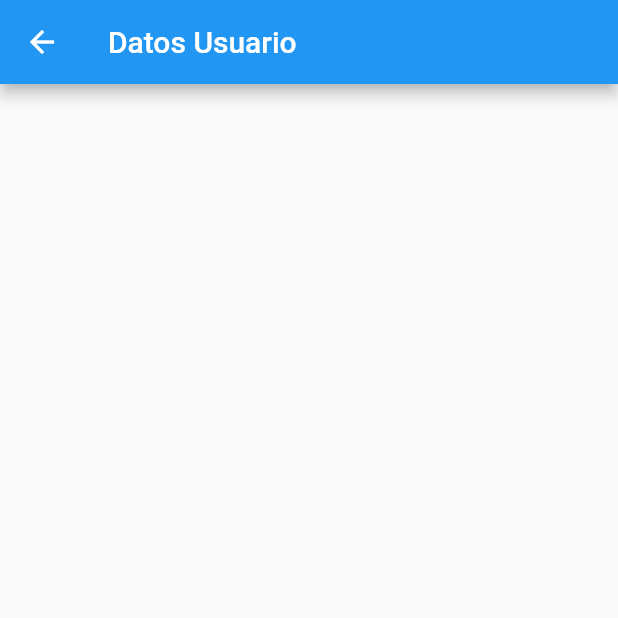
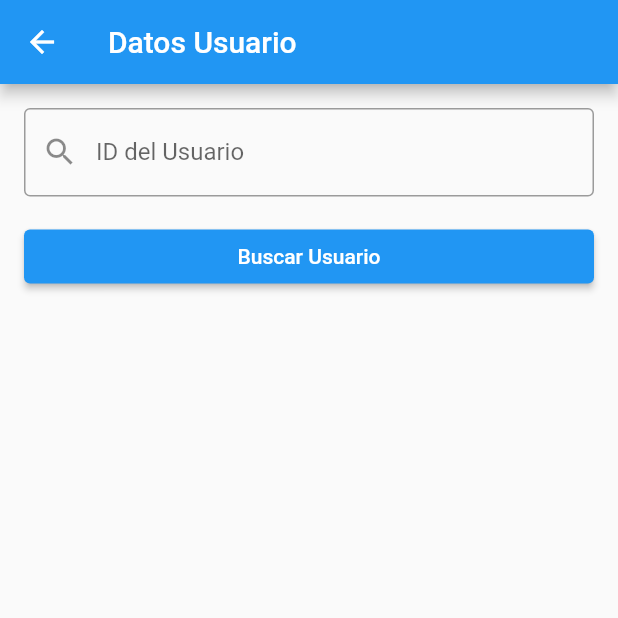
Before and after one commit to Dan2001afk/ICED_Flutter, a Flutter app: the Principal screen opened directly, after a tap on "Datos Usuario", on a phone screen of 412 x 824 dp, the top half of it. Run offline on Flutter 3.47's test engine with Material 2 defaults, Android fonts, the phone set to English and light mode, and no system bars; our stand-ins replace fluttertoast, lottie; network calls fail.

Commit message:
CAMBIOS NICO BUSCAR en usuarios

```diff
--- a/lib/PantallasAdmin/DatosEquipos.dart
+++ b/lib/PantallasAdmin/DatosEquipos.dart
@@ -18,7 +18,7 @@ class _ConsultarEquiposApiState extends State<ConsultarEquiposApi> {
   TextEditingController equipoIdController = TextEditingController();
 
   Future<void> ConsultarDatos() async {
-    final url = Uri.parse("http://192.168.1.44/ListarEquipos");
+    final url = Uri.parse("http://192.168.238.223/ListarEquipos");
     final Respuesta = await http.get(url);
     if (Respuesta.statusCode == 200) {
       final jsonResponse = json.decode(Respuesta.body);
@@ -31,7 +31,7 @@ class _ConsultarEquiposApiState extends State<ConsultarEquiposApi> {
   }
 
   Future<void> BuscarEquipo(int equipoId) async {
-    final url = Uri.parse("http://192.168.1.44/BuscarEquipo/$equipoId");
+    final url = Uri.parse("http://192.168.238.223/BuscarEquipo/$equipoId");
     final Respuesta = await http.get(url);
     if (Respuesta.statusCode == 200) {
       final jsonResponse = json.decode(Respuesta.body);
--- a/lib/PantallasAdmin/DatosUsuarios.dart
+++ b/lib/PantallasAdmin/DatosUsuarios.dart
@@ -2,11 +2,9 @@ import 'dart:convert';
 import 'package:flutter/material.dart';
 import 'package:http/http.dart' as http;
 
-
-void main(){
+void main() {
   runApp(const ConsultarUsuariosApi());
 }
-
 
 class ConsultarUsuariosApi extends StatefulWidget {
   const ConsultarUsuariosApi({Key? key}) : super(key: key);
@@ -17,18 +15,31 @@ class ConsultarUsuariosApi extends StatefulWidget {
 
 class _ConsultarUsuariosApiState extends State<ConsultarUsuariosApi> {
   List<dynamic> DatosUsuario = [];
+  TextEditingController usuarioIdController= TextEditingController();
+
   Future<void> ConsultarDatos() async {
-    final url = Uri.parse("http://192.168.1.84/ListarUsuarios");
+    final url = Uri.parse("http://192.168.238.223/ListarUsuarios");
     final Respuesta = await http.get(url);
     if (Respuesta.statusCode == 200) {
-      print("La Api se consultó correctamente");
       final jsonResponse = json.decode(Respuesta.body);
       setState(() {
         DatosUsuario = List.from(jsonResponse);
-        print(DatosUsuario);
       });
     } else {
       print("Error: No se consultó la Api");
+    }
+  }
+
+  Future<void> BuscarUsuario(int usuarioId) async {
+    final url = Uri.parse("http://192.168.1.44/BuscarUsuario/$usuarioId");
+    final Respuesta = await http.get(url);
+    if (Respuesta.statusCode == 200) {
+      final jsonResponse = json.decode(Respuesta.body);
+      setState(() {
+        DatosUsuario = [jsonResponse];
+      });
+    } else {
+      print("Error: No se encontró el Usuario");
     }
   }
 
@@ -38,7 +49,7 @@ class _ConsultarUsuariosApiState extends State<ConsultarUsuariosApi> {
     ConsultarDatos();
   }
 
-
+  @override
   Widget build(BuildContext context) {
     return MaterialApp(
       home: Scaffold(
@@ -51,7 +62,32 @@ class _ConsultarUsuariosApiState extends State<ConsultarUsuariosApi> {
             },
           ),
         ),
-        body: ListView.builder(
+        body: Padding(
+          padding: const EdgeInsets.all(16),
+          child: Column(
+            crossAxisAlignment: CrossAxisAlignment.stretch,
+            children: [
+              TextField(
+                controller: usuarioIdController,
+                decoration: InputDecoration(
+                  labelText: 'ID del Usuario',
+                  prefixIcon: Icon(Icons.search),
+                  border: OutlineInputBorder(),
+                ),
+              ),
+              const SizedBox(height: 16),
+              ElevatedButton(
+                onPressed: () {
+                  final usuarioId = int.tryParse(usuarioIdController.text);
+                  if (usuarioId != null) {
+                    BuscarUsuario(usuarioId);
+                  }
+                },
+                child: const Text('Buscar Usuario'),
+              ),
+              const SizedBox(height: 20),
+              Expanded(
+                child: ListView.builder(
                   itemCount: DatosUsuario.length,
                   itemBuilder: (context, index) {
                     final item = DatosUsuario[index];
@@ -85,6 +121,10 @@ class _ConsultarUsuariosApiState extends State<ConsultarUsuariosApi> {
                   },
                 ),
               ),
+            ],
+          ),
+        ),
+      ),
     );
   }
 }
--- a/lib/PantallasAdmin/InsertarEquipos.dart
+++ b/lib/PantallasAdmin/InsertarEquipos.dart
@@ -23,7 +23,7 @@ class _InsertarEquipoState extends State<InsertarEquipo> {
 
   void _EnviarFormulario() async {
     if (_formKey.currentState!.validate()) {
-      final String ApiUrl = "http://192.168.1.44/insertar/";
+      final String ApiUrl = "http://192.168.238.223/insertar/";
       final Map<String, dynamic> requestBody = {
         'Equ_id': _Equ_idcontroller.text,
         'Equi_tipo': _Equi_tipocontroller.text,
--- a/lib/PantallasAdmin/InsertarUsuarios.dart
+++ b/lib/PantallasAdmin/InsertarUsuarios.dart
@@ -22,7 +22,7 @@ class _InsertarUsuariosState extends State<InsertarUsuarios> {
 
   void _EnviarFormulario() async {
     if (_formKey.currentState!.validate()) {
-      final String ApiUrl = "http://192.168.1.84/insertarUsuario/";
+      final String ApiUrl = "http://192.168.238.223/insertarUsuario/";
       final Map<String, dynamic> requestBody = {
         'Usu_Documento': _Usu_Documentocontroller.text,
         'Usu_Nombre': _Usu_Nombrecontroller.text,
```
Lines whose indentation alone changed are shown as unchanged.
